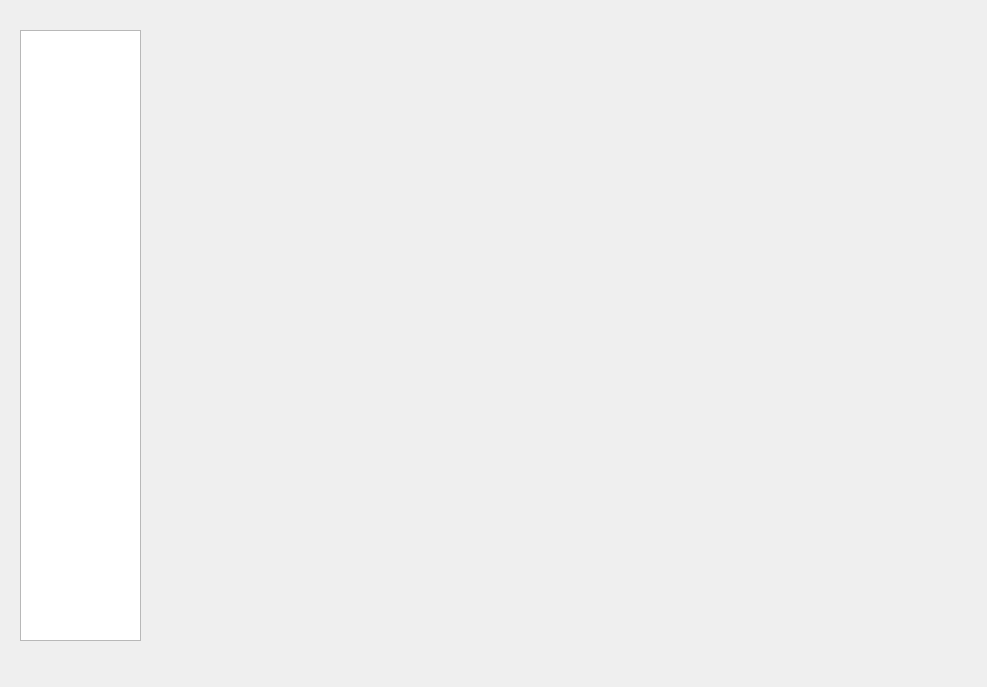
Above: mainwindow.ui from jiehuze/hydrologic before the change. Below: the same form after it.
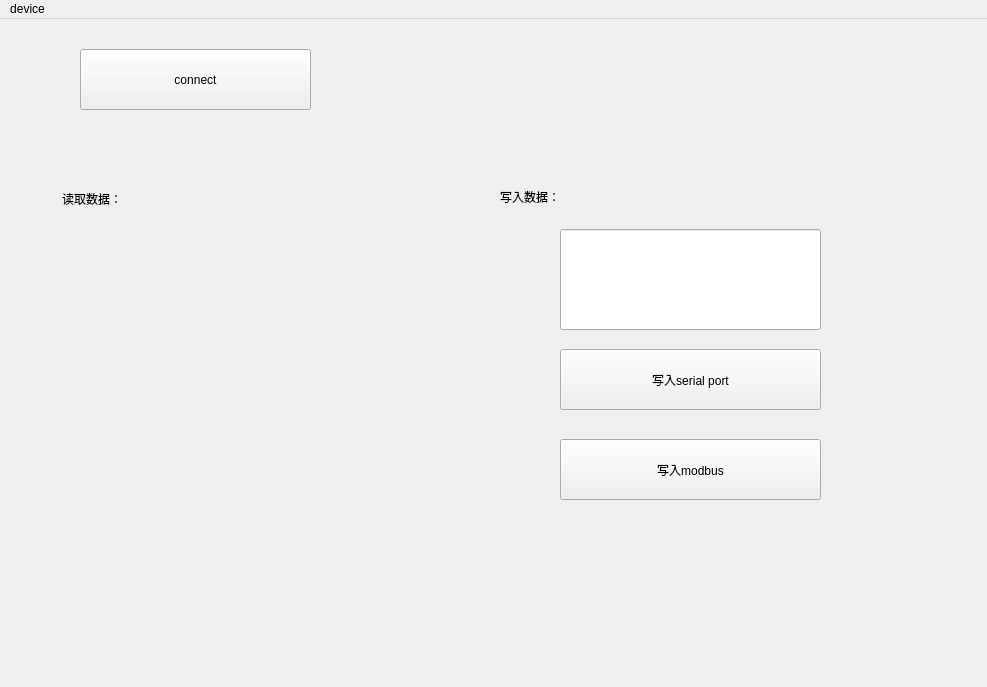
That is the form after the change.

```diff
--- a/mainwindow.ui
+++ b/mainwindow.ui
@@ -14,30 +14,116 @@
    <string>MainWindow</string>
   </property>
   <widget class="QWidget" name="centralwidget">
-   <widget class="QTreeView" name="treeView">
+   <widget class="QPushButton" name="bt_connect">
     <property name="geometry">
      <rect>
-      <x>20</x>
+      <x>80</x>
       <y>30</y>
-      <width>121</width>
-      <height>611</height>
+      <width>231</width>
+      <height>61</height>
      </rect>
     </property>
+    <property name="text">
+     <string>connect</string>
+    </property>
    </widget>
-   <widget class="QStackedWidget" name="stackedWidget">
+   <widget class="QWidget" name="widget" native="true">
     <property name="geometry">
      <rect>
-      <x>160</x>
-      <y>30</y>
-      <width>791</width>
-      <height>611</height>
+      <x>480</x>
+      <y>160</y>
+      <width>481</width>
+      <height>451</height>
      </rect>
     </property>
-    <property name="currentIndex">
-     <number>1</number>
+    <widget class="QLineEdit" name="lineEdit_write">
+     <property name="geometry">
+      <rect>
+       <x>80</x>
+       <y>50</y>
+       <width>261</width>
+       <height>101</height>
+      </rect>
+     </property>
+    </widget>
+    <widget class="QPushButton" name="bt_write">
+     <property name="geometry">
+      <rect>
+       <x>80</x>
+       <y>170</y>
+       <width>261</width>
+       <height>61</height>
+      </rect>
+     </property>
+     <property name="text">
+      <string>写入serial port</string>
+     </property>
+    </widget>
+    <widget class="QLabel" name="label_2">
+     <property name="geometry">
+      <rect>
+       <x>20</x>
+       <y>10</y>
+       <width>67</width>
+       <height>16</height>
+      </rect>
+     </property>
+     <property name="text">
+      <string>写入数据：</string>
+     </property>
+    </widget>
+    <widget class="QPushButton" name="bt_write_modbus">
+     <property name="geometry">
+      <rect>
+       <x>80</x>
+       <y>260</y>
+       <width>261</width>
+       <height>61</height>
+      </rect>
+     </property>
+     <property name="text">
+      <string>写入modbus</string>
+     </property>
+    </widget>
+   </widget>
+   <widget class="QWidget" name="widget_2" native="true">
+    <property name="geometry">
+     <rect>
+      <x>50</x>
+      <y>160</y>
+      <width>421</width>
+      <height>451</height>
+     </rect>
     </property>
-    <widget class="QWidget" name="page"/>
-    <widget class="QWidget" name="page_2"/>
+    <widget class="QLabel" name="label">
+     <property name="geometry">
+      <rect>
+       <x>12</x>
+       <y>12</y>
+       <width>67</width>
+       <height>16</height>
+      </rect>
+     </property>
+     <property name="text">
+      <string>读取数据：</string>
+     </property>
+    </widget>
+    <widget class="QLabel" name="label_read">
+     <property name="geometry">
+      <rect>
+       <x>12</x>
+       <y>36</y>
+       <width>371</width>
+       <height>381</height>
+      </rect>
+     </property>
+     <property name="text">
+      <string/>
+     </property>
+     <property name="alignment">
+      <set>Qt::AlignLeading|Qt::AlignLeft|Qt::AlignTop</set>
+     </property>
+    </widget>
    </widget>
   </widget>
   <widget class="QMenuBar" name="menubar">
@@ -49,6 +135,15 @@
      <height>24</height>
     </rect>
    </property>
+   <widget class="QMenu" name="menudevice">
+    <property name="title">
+     <string>device</string>
+    </property>
+    <addaction name="actionconnect"/>
+    <addaction name="actiondisconnect"/>
+    <addaction name="actionsetting"/>
+   </widget>
+   <addaction name="menudevice"/>
   </widget>
  </widget>
  <resources/>
```
Left out of the diff: 15 changed lines with no effect on the pictures.
